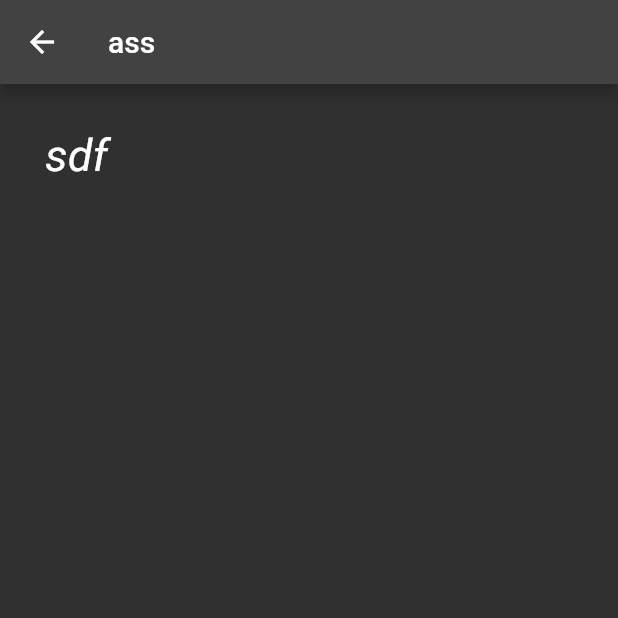
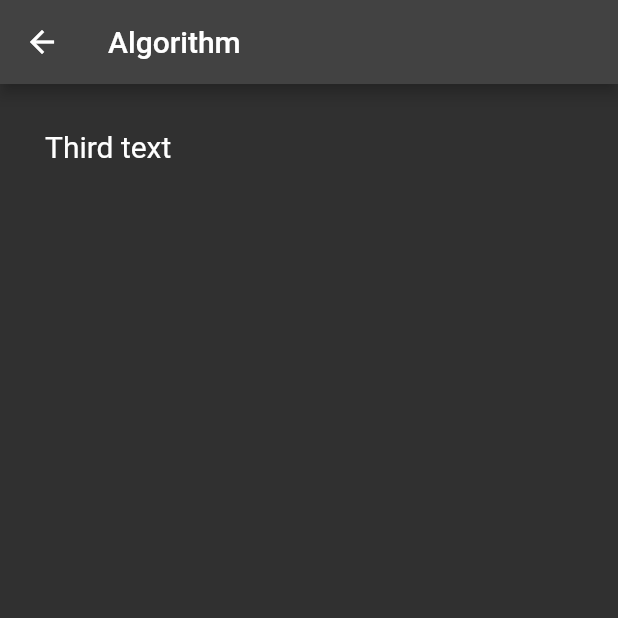
Before and after one commit to VolodymyrKostiv/exceptional_memory, a Flutter app: the screen it shows after launch, after a tap on "MEMORY ALGORITHM", on a phone screen of 412 x 824 dp, the top half of it. Run offline on Flutter 3.47's test engine with Material 2 defaults, Android fonts, the phone set to English and light mode, and no system bars; Roboto replaces fonts that are missing (Calibri).

Commit message:
Added basics for theory page

```diff
--- a/lib/main.dart
+++ b/lib/main.dart
@@ -11,10 +11,31 @@
     return MaterialApp(
       title: 'Exceptional Memory',
       theme: ThemeData(
-        primarySwatch: Colors.blue,
-      ),
-      darkTheme: ThemeData(
         brightness: Brightness.dark,
+        primaryColor: const Color.fromARGB(255, 14, 75, 125),
+        fontFamily: 'Calibri',
+        textTheme: const TextTheme(
+          headline1: TextStyle(
+            fontSize: 26,
+            color: Colors.white,
+            fontWeight: FontWeight.w500,
+          ),
+          headline2: TextStyle(
+            fontSize: 20,
+            color: Color.fromARGB(255, 14, 75, 125),
+            fontWeight: FontWeight.w500,
+          ),
+          bodyText1: TextStyle(
+            fontSize: 20,
+            fontStyle: FontStyle.italic,
+            color: Color.fromARGB(255, 14, 75, 125),
+            fontWeight: FontWeight.w300,
+          ),
+          bodyText2: TextStyle(
+            fontSize: 20,
+            color: Colors.white,
+          ),
+        ),
       ),
       themeMode: ThemeMode.dark,
       home: const NavigationWidget(),
@@ -31,10 +52,6 @@
 
 class _NavigationWidget extends State<NavigationWidget> {
   int _selectedIndex = 0;
-  static const TextStyle _titleStyle = TextStyle(
-    fontSize: 30,
-    fontFamily: "Times New Roman",
-  );
   static const List<String> pageNames = [
     'Theory',
     'Library',
@@ -61,13 +78,14 @@
   Widget build(BuildContext context) {
     return Scaffold(
       appBar: AppBar(
+        backgroundColor: const Color.fromARGB(255, 14, 75, 125),
         title: FittedBox(
           child: Text(
             pageNames.elementAt(_selectedIndex),
           ),
           fit: BoxFit.fitHeight,
         ),
-        titleTextStyle: _titleStyle,
+        titleTextStyle: Theme.of(context).textTheme.headline1,
       ),
       body: pages[_selectedIndex],
       bottomNavigationBar: BottomNavigationBar(
--- a/lib/theory/screens/theory_main_page.dart
+++ b/lib/theory/screens/theory_main_page.dart
@@ -1,24 +1,44 @@
+import 'package:exceptional_memory/theory/screens/theory_secondary_page.dart';
 import 'package:exceptional_memory/theory/widgets/general_theory.dart';
 import 'package:exceptional_memory/theory/widgets/theory_page_link.dart';
 import 'package:flutter/material.dart';
 
 class TheoryMainPage extends StatelessWidget {
+  final String generalTheoryText = 'General theory text';
+  final String f11 = 'Open the full text of the memorization technique';
+  final String f12 = 'First text';
+
+  final String f21 = 'open a summary memorization technique';
+  final String f22 = 'Second text';
+
+  final String f31 = 'memory algorithm';
+  final String f32 = 'Third text';
+
   const TheoryMainPage({Key? key}) : super(key: key);
 
   @override
   Widget build(BuildContext context) {
     return Scaffold(
       body: Column(
-        children: const [
-          GeneralTheory(),
+        children: [
+          GeneralTheory(generalText: generalTheoryText),
           TheoryPageLink(
-            linkName: 'Open the full text of the memorization technique',
+            linkName: f11,
+            page: TheorySecondaryPage(textName: "Full text", textContent: f12),
           ),
           TheoryPageLink(
-            linkName: 'open a summary of the memorization technique',
+            linkName: f21,
+            page: TheorySecondaryPage(
+              textName: "Summary",
+              textContent: f22,
+            ),
           ),
           TheoryPageLink(
-            linkName: 'memory algorithm',
+            linkName: f31,
+            page: TheorySecondaryPage(
+              textName: "Algorithm",
+              textContent: f32,
+            ),
           ),
         ],
       ),
--- a/lib/theory/screens/theory_secondary_page.dart
+++ b/lib/theory/screens/theory_secondary_page.dart
@@ -2,16 +2,23 @@ import 'package:exceptional_memory/theory/widgets/sub_theory.dart';
 import 'package:flutter/material.dart';
 
 class TheorySecondaryPage extends StatelessWidget {
-  const TheorySecondaryPage({Key? key}) : super(key: key);
+  final String textName;
+  final String textContent;
+
+  const TheorySecondaryPage(
+      {Key? key, required this.textName, required this.textContent})
+      : super(key: key);
 
   @override
   Widget build(BuildContext context) {
     return Scaffold(
       appBar: AppBar(
-        title: const Text('ass'),
+        title: Text(
+          textName,
+        ),
       ),
-      body: const SubTheory(
-        subText: 'a',
+      body: SubTheory(
+        subText: textContent,
       ),
     );
   }
--- a/lib/theory/widgets/general_theory.dart
+++ b/lib/theory/widgets/general_theory.dart
@@ -1,32 +1,14 @@
 import 'package:flutter/material.dart';
 
 class GeneralTheory extends StatelessWidget {
-  const GeneralTheory({Key? key}) : super(key: key);
+  final String generalText;
+  const GeneralTheory({Key? key, required this.generalText}) : super(key: key);
 
   @override
   Widget build(BuildContext context) {
     return Center(
-      child: RichText(
-        text: const TextSpan(
-          style: TextStyle(
-            fontSize: 23,
-          ),
-          text:
-              'The path to success and a change in life for the better lies through knowledge, and in the center of knowledge is memory.\n\n',
-          children: <TextSpan>[
-            TextSpan(
-              text:
-                  'Daily training your memory in this application, you will be able to:\n',
-            ),
-            TextSpan(
-              text: ' - Make your memory better\n',
-            ),
-            TextSpan(
-              text:
-                  ' - Maintain the brain in good shape. Indeed, thanks to training, the brain also starts to work better\n',
-            ),
-          ],
-        ),
+      child: Text(
+        generalText,
       ),
     );
   }
--- a/lib/theory/widgets/sub_theory.dart
+++ b/lib/theory/widgets/sub_theory.dart
@@ -2,21 +2,15 @@ import 'package:flutter/material.dart';
 
 class SubTheory extends StatelessWidget {
   final String subText;
-  static const TextStyle _textStyle =
-      TextStyle(fontSize: 30, fontStyle: FontStyle.italic);
+
   const SubTheory({Key? key, required this.subText}) : super(key: key);
 
   @override
   Widget build(BuildContext context) {
     return Container(
       margin: const EdgeInsets.all(30.0),
-      child: RichText(
-        text: const TextSpan(children: [
-          TextSpan(
-            text: "sdf",
-            style: _textStyle,
-          ),
-        ]),
+      child: Text(
+        subText,
       ),
     );
   }
--- a/lib/theory/widgets/theory_page_link.dart
+++ b/lib/theory/widgets/theory_page_link.dart
@@ -1,11 +1,13 @@
-import 'package:exceptional_memory/theory/widgets/general_theory.dart';
 import 'package:flutter/material.dart';
 
 import '../screens/theory_secondary_page.dart';
 
 class TheoryPageLink extends StatelessWidget {
   final String linkName;
-  const TheoryPageLink({Key? key, required this.linkName}) : super(key: key);
+  final TheorySecondaryPage page;
+
+  const TheoryPageLink({Key? key, required this.linkName, required this.page})
+      : super(key: key);
 
   @override
   Widget build(BuildContext context) {
@@ -13,16 +15,14 @@ class TheoryPageLink extends StatelessWidget {
       child: TextButton(
         child: Text(
           linkName.toUpperCase(),
-          style: const TextStyle(
-            fontSize: 24,
-          ),
+          style: Theme.of(context).textTheme.headline2,
           textAlign: TextAlign.center,
         ),
         onPressed: () {
           Navigator.push(
             context,
             MaterialPageRoute(
-              builder: (context) => const TheorySecondaryPage(),
+              builder: (context) => page,
             ),
           );
         },
```
